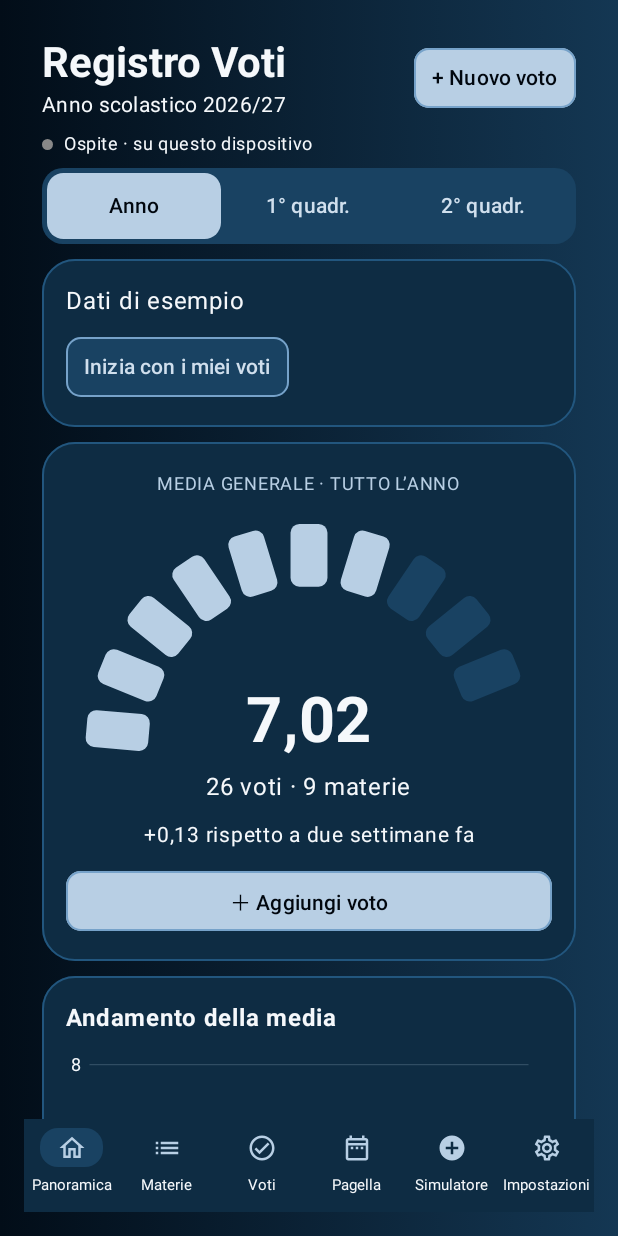
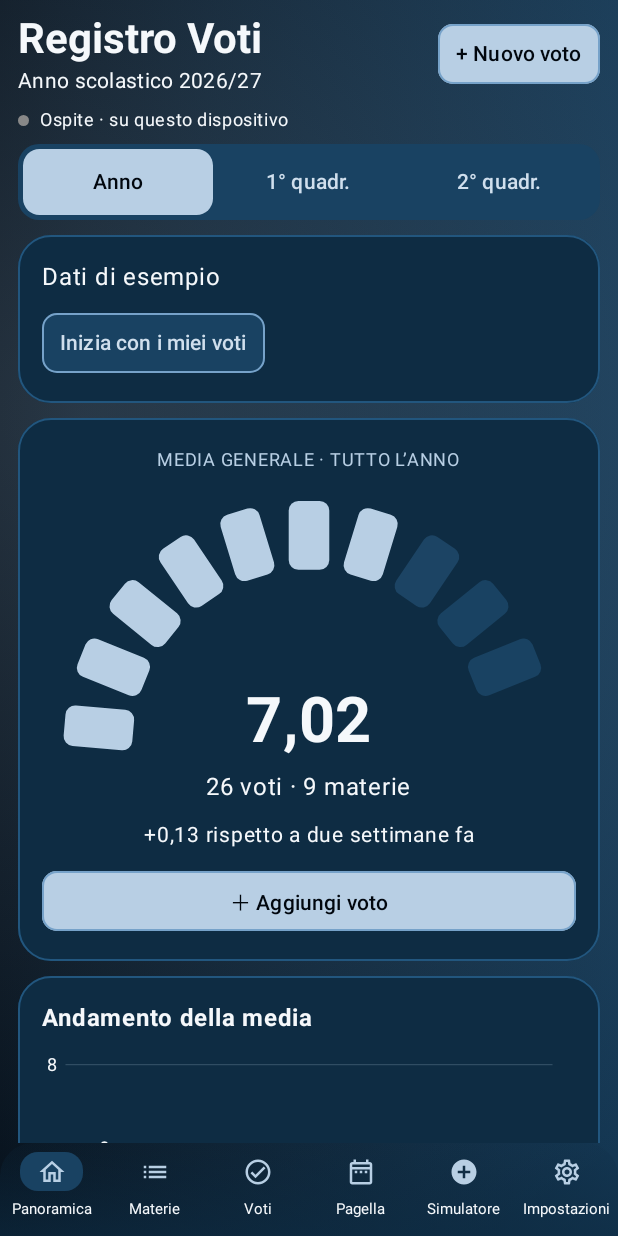
Before and after one commit to silviu-x/registro-voti-android, an Android app built with Jetpack Compose: the screen it shows after launch (MainActivity), after a tap on "Continua come ospite", on a phone screen of 412 x 824 dp. Run offline under Robolectric (Android 15) with nearby library versions, the phone set to English and light mode, and no system bars; our stand-ins replace Firebase (no records; nobody signed in at launch, a user with empty details on screens opened directly); 3 other taps on this screen came first.

Commit message:
Aggiorna Registro Voti Android alla v2.2.1

```diff
--- a/app/build.gradle.kts
+++ b/app/build.gradle.kts
@@ -15,8 +15,8 @@ android {
         applicationId = "it.registrovoti.mobile"
         minSdk = 26
         targetSdk = 35
-        versionCode = 15
-        versionName = "2.1.6"
+        versionCode = 18
+        versionName = "2.2.1"
     }
     buildFeatures {
         compose = true
--- a/app/src/main/java/it/registrovoti/mobile/Account.kt
+++ b/app/src/main/java/it/registrovoti/mobile/Account.kt
@@ -16,30 +16,6 @@ import com.google.firebase.auth.*
 import com.google.firebase.firestore.FirebaseFirestore
 import com.google.android.libraries.identity.googleid.*
 import kotlinx.coroutines.launch
-
-@Composable
-fun EmailLogin(auth:FirebaseAuth,report:(String)->Unit) {
-    var opened by remember {mutableStateOf(false)}
-    var email by remember {mutableStateOf("")}
-    var password by remember {mutableStateOf("")}
-    var busy by remember {mutableStateOf(false)}
-    TextButton(onClick={opened=!opened}){Text("Email e password")}
-    if(opened) {
-        OutlinedTextField(email,{email=it},shape=RoundedCornerShape(16.dp),label={Text("Email")},singleLine=true)
-        OutlinedTextField(password,{password=it},shape=RoundedCornerShape(16.dp),label={Text("Password")},singleLine=true,visualTransformation=PasswordVisualTransformation())
-        listOf("Accedi","Registrati","Recupera password").forEach{label->
-            TextButton(enabled=!busy && email.isNotBlank() && (password.isNotEmpty() || label=="Recupera password"),onClick={
-                busy=true
-                val task=when(label){
-                    "Accedi" -> auth.signInWithEmailAndPassword(email.trim(),password)
-                    "Registrati" -> auth.createUserWithEmailAndPassword(email.trim(),password)
-                    else -> auth.sendPasswordResetEmail(email.trim())
-                }
-                task.addOnCompleteListener {busy=false;report(it.exception?.localizedMessage ?: if(label=="Recupera password") "Controlla la tua casella email" else "")}
-            }){Text(label)}
-        }
-    }
-}
 
 @Composable
 fun AccountControls(uid:String?,logout:()->Unit,report:(String)->Unit) {
--- /dev/null
+++ b/app/src/main/java/it/registrovoti/mobile/Login.kt
@@ -0,0 +1,121 @@
+package it.registrovoti.mobile
+
+import androidx.compose.animation.core.*
+import androidx.compose.foundation.*
+import androidx.compose.foundation.layout.*
+import androidx.compose.foundation.shape.RoundedCornerShape
+import androidx.compose.foundation.text.KeyboardOptions
+import androidx.compose.material3.*
+import androidx.compose.runtime.*
+import androidx.compose.runtime.saveable.rememberSaveable
+import androidx.compose.ui.Alignment
+import androidx.compose.ui.Modifier
+import androidx.compose.ui.composed
+import androidx.compose.ui.draw.drawBehind
+import androidx.compose.ui.geometry.Offset
+import androidx.compose.ui.graphics.Brush
+import androidx.compose.ui.graphics.Color
+import androidx.compose.ui.graphics.Path
+import androidx.compose.ui.graphics.lerp
+import androidx.compose.ui.res.painterResource
+import androidx.compose.ui.text.font.FontWeight
+import androidx.compose.ui.text.input.KeyboardType
+import androidx.compose.ui.text.input.PasswordVisualTransformation
+import androidx.compose.ui.unit.dp
+import com.google.firebase.auth.FirebaseAuth
+
+internal fun Modifier.livingBackground(): Modifier = composed {
+    val palette = LocalGradient.current
+    val accent = MaterialTheme.colorScheme.primary
+    val motion = rememberInfiniteTransition(label = "Sfondo")
+    val phase = motion.animateFloat(0f, 1f, infiniteRepeatable(
+        tween(16000, easing = SmoothMotion), RepeatMode.Reverse), label = "Luce")
+    background(Brush.horizontalGradient(palette)).drawBehind {
+        val t = phase.value
+        val radius = size.maxDimension * 0.74f
+        val center = Offset(size.width * (0.10f + 0.8f * t), size.height * (0.32f + 0.42f * t))
+        drawCircle(Brush.radialGradient(listOf(accent.copy(alpha = 0.20f), Color.Transparent),
+            center = center, radius = radius), radius, center = center)
+    }
+}
+
+@Composable
+internal fun LoginScreen(modifier: Modifier, auth: FirebaseAuth, busy: Boolean, setBusy: (Boolean) -> Unit,
+                         message: String, report: (String) -> Unit, google: () -> Unit, guest: () -> Unit) {
+    var register by rememberSaveable { mutableStateOf(false) }
+    var email by rememberSaveable { mutableStateOf("") }
+    var password by remember { mutableStateOf("") }
+    val colors = MaterialTheme.colorScheme
+    val paper = Brush.horizontalGradient(listOf(colors.primary, lerp(colors.primary, colors.surface, 0.12f)))
+    val ink = colors.onPrimary
+    Column(modifier.verticalScroll(rememberScrollState()), horizontalAlignment = Alignment.CenterHorizontally) {
+        Column(Modifier.fillMaxWidth().drawBehind {
+            val w = size.width
+            val h = size.height
+            val wave = Path().apply {
+                moveTo(0f, 0f)
+                lineTo(w, 0f)
+                lineTo(w, h * 0.66f)
+                cubicTo(w * 0.82f, h * 1.03f, w * 0.69f, h * 0.79f, w * 0.52f, h * 0.91f)
+                cubicTo(w * 0.25f, h * 1.10f, w * 0.19f, h * 0.86f, 0f, h * 0.86f)
+                close()
+            }
+            drawPath(wave, paper)
+        }.padding(horizontal = 24.dp, vertical = 14.dp)) {
+            Row(verticalAlignment = Alignment.CenterVertically) {
+                Image(painterResource(R.drawable.registro_mark), null, Modifier.size(32.dp))
+                Spacer(Modifier.width(8.dp))
+                Text("Registro Voti", Modifier.weight(1f), color = ink, fontWeight = FontWeight.Bold)
+                TextButton(modifier = Modifier.pressMotion(!busy), enabled = !busy, onClick = { register = !register; report("") }) {
+                    Text(if (register) "Accedi" else "Registrati", color = ink)
+                }
+            }
+            Spacer(Modifier.height(16.dp))
+            Text(if (register) "Crea account" else "Accedi", Modifier.align(Alignment.CenterHorizontally),
+                color = ink, style = MaterialTheme.typography.displaySmall, fontWeight = FontWeight.Bold)
+            Spacer(Modifier.height(44.dp))
+        }
+        Column(Modifier.widthIn(max = 460.dp).fillMaxWidth().padding(horizontal = 24.dp, vertical = 14.dp),
+            verticalArrangement = Arrangement.spacedBy(10.dp), horizontalAlignment = Alignment.CenterHorizontally) {
+            val fieldColors = OutlinedTextFieldDefaults.colors(
+                focusedContainerColor = colors.surface, unfocusedContainerColor = colors.surface,
+                unfocusedBorderColor = Color.Transparent)
+            OutlinedTextField(email, { email = it }, Modifier.fillMaxWidth(), enabled = !busy,
+                singleLine = true, shape = RoundedCornerShape(24.dp), colors = fieldColors, label = { Text("Email") },
+                keyboardOptions = KeyboardOptions(keyboardType = KeyboardType.Email))
+            OutlinedTextField(password, { password = it }, Modifier.fillMaxWidth(), enabled = !busy,
+                singleLine = true, shape = RoundedCornerShape(24.dp), colors = fieldColors, label = { Text("Password") },
+                visualTransformation = PasswordVisualTransformation(), keyboardOptions = KeyboardOptions(keyboardType = KeyboardType.Password))
+            fun finish(error: Exception?, success: String = "") {
+                setBusy(false)
+                report(error?.localizedMessage ?: success)
+            }
+            if (!register) TextButton(modifier = Modifier.align(Alignment.End).pressMotion(!busy && email.isNotBlank()), enabled = !busy && email.isNotBlank(),
+                onClick = {
+                    setBusy(true)
+                    auth.sendPasswordResetEmail(email.trim()).addOnCompleteListener {
+                        finish(it.exception, "Controlla la tua casella email")
+                    }
+                }) { Text("Recupera password") }
+            OutlinedButton(modifier = Modifier.fillMaxWidth().heightIn(min = 50.dp).pressMotion(!busy && email.isNotBlank() && password.isNotEmpty()),
+                border = BorderStroke(1.5.dp, Brush.horizontalGradient(listOf(colors.primary, colors.outline))),
+                enabled = !busy && email.isNotBlank() && password.isNotEmpty(), onClick = {
+                    setBusy(true)
+                    report("")
+                    val task = if (register) auth.createUserWithEmailAndPassword(email.trim(), password)
+                               else auth.signInWithEmailAndPassword(email.trim(), password)
+                    task.addOnCompleteListener { finish(it.exception) }
+                }) { Text(if (register) "Crea account" else "Accedi") }
+            if (message.isNotBlank()) Text(message, color = colors.onBackground)
+            Row(verticalAlignment = Alignment.CenterVertically, horizontalArrangement = Arrangement.spacedBy(12.dp)) {
+                HorizontalDivider(Modifier.weight(1f))
+                Text("oppure", style = MaterialTheme.typography.labelMedium, color = colors.onBackground)
+                HorizontalDivider(Modifier.weight(1f))
+            }
+            FilledTonalButton(onClick = google, enabled = !busy, modifier = Modifier.fillMaxWidth().heightIn(min = 48.dp).pressMotion(!busy)) {
+                Text("Continua con Google")
+            }
+            TextButton(modifier = Modifier.pressMotion(!busy), onClick = guest, enabled = !busy) { Text("Continua come ospite") }
+        }
+    }
+}
--- a/app/src/main/java/it/registrovoti/mobile/MainActivity.kt
+++ b/app/src/main/java/it/registrovoti/mobile/MainActivity.kt
@@ -1,6 +1,7 @@
 package it.registrovoti.mobile
 
-import androidx.compose.animation.AnimatedVisibility
+import androidx.compose.animation.*
+import androidx.compose.animation.core.*
 import androidx.compose.foundation.verticalScroll
 import androidx.compose.foundation.rememberScrollState
 import androidx.compose.foundation.background
@@ -37,6 +38,7 @@ import androidx.compose.foundation.lazy.LazyColumn
 import androidx.compose.foundation.lazy.items
 import androidx.compose.material3.*
 import androidx.compose.runtime.*
+import androidx.compose.ui.draw.clip
 import androidx.compose.ui.Modifier
 import androidx.compose.ui.unit.dp
 import androidx.credentials.*
@@ -70,12 +72,14 @@ class MainActivity : ComponentActivity() {
             auth.addAuthStateListener(listener)
             onDispose { auth.removeAuthStateListener(listener) }
         }
-        Column(Modifier.fillMaxSize().background(Brush.horizontalGradient(LocalGradient.current)).safeDrawingPadding().imePadding().padding(if(user==null) 16.dp else 0.dp), verticalArrangement = Arrangement.spacedBy(8.dp)) {
-            if (user == null && !guest) Text("Registro Voti", style = MaterialTheme.typography.headlineLarge)
-            val account = user
-            if (account == null && !guest) {
-                Text("Accedi con lo stesso account Google che usi sul sito.")
-                Button(enabled = !busy, onClick = {
+        val account = user
+        val screen = Modifier.fillMaxSize()
+            .livingBackground()
+            .safeDrawingPadding()
+            .imePadding()
+        if (account == null && !guest) {
+            EnterScreen { LoginScreen(screen, auth, busy, { busy = it }, message, { message = it },
+                guest = { guest = true }, google = {
                     busy = true
                     message = ""
                     scope.launch {
@@ -93,12 +97,10 @@ class MainActivity : ComponentActivity() {
                             message = e.localizedMessage ?: "Accesso interrotto"
                         }
                     }
-                }) { Text("Accedi con Google") }
-                EmailLogin(auth){message=it}
-                TextButton(onClick={guest=true}) {Text("Continua come ospite")}
-                Text(message)
-            } else key(account?.uid) {
-                Register(account?.uid) { guest=false; auth.signOut() }
+                }) }
+        } else Box(screen) {
+            key(account?.uid) {
+                EnterScreen { Register(account?.uid) { guest=false; auth.signOut() } }
             }
         }
     }
@@ -158,6 +160,8 @@ private fun Register(uid: String?, logout: () -> Unit) {
             true
         }.addOnSuccessListener{done(null)}.addOnFailureListener{done(it.localizedMessage ?: "Salvataggio fallito")}
     }
+    val savedNotice = remember { SnackbarHostState() }
+    val noticeScope = rememberCoroutineScope()
     var selected by remember { mutableStateOf<Map<*,*>?>(null) }
     var removing by remember { mutableStateOf<Map<*,*>?>(null) }
     var subjectFilter by rememberSaveable { mutableStateOf("Tutte") }
@@ -186,7 +190,9 @@ private fun Register(uid: String?, logout: () -> Unit) {
     var tab by rememberSaveable { mutableStateOf("Panoramica") }
     androidx.activity.compose.BackHandler(enabled=tab!="Panoramica" && !editing){tab="Panoramica"}
     Column(Modifier.fillMaxSize()) {
-        androidx.compose.animation.Crossfade(targetState=tab,modifier=Modifier.weight(1f),label="Sezione") { visibleTab ->
+        Box(Modifier.weight(1f).fillMaxWidth()) {
+        AnimatedContent(targetState = tab, modifier = Modifier.fillMaxSize(), label = "Sezione",
+            transitionSpec = { (fadeIn(tween(270, easing = SmoothMotion)) + slideInHorizontally(tween(320, easing = SmoothMotion)) { it / 19 }) togetherWith fadeOut(tween(190, easing = SmoothMotion)) }) { visibleTab ->
             LazyColumn(Modifier.fillMaxSize(),verticalArrangement=Arrangement.spacedBy(10.dp),contentPadding=PaddingValues(horizontal=12.dp,vertical=8.dp)) {
                 if (status.isNotBlank()) item { Text(status) }
                 item {
@@ -212,7 +218,7 @@ private fun Register(uid: String?, logout: () -> Unit) {
                                 listOf("Anno","1° quadr.","2° quadr.").forEach { label ->
                                     val active = period == label
                                     Box(Modifier.weight(1f).background(if (active) MaterialTheme.colorScheme.primary else Color.Transparent, RoundedCornerShape(11.dp))
-                                        .selectable(selected = active, onClick = { period = label }).heightIn(min = 44.dp), contentAlignment = Alignment.Center) {
+                                        .pressMotion().selectable(selected = active, onClick = { period = label }).heightIn(min = 44.dp), contentAlignment = Alignment.Center) {
                                         Text(label, style = MaterialTheme.typography.labelLarge,
                                             color = if (active) MaterialTheme.colorScheme.onPrimary else MaterialTheme.colorScheme.onSurfaceVariant)
                                     }
@@ -376,14 +382,22 @@ private fun Register(uid: String?, logout: () -> Unit) {
                 }
             }
         }
+        SnackbarHost(savedNotice, Modifier.align(Alignment.BottomCenter))
+        }
         val destinations = listOf("Panoramica" to Icons.Outlined.Home, "Materie" to Icons.AutoMirrored.Outlined.List,
             "Voti" to Icons.Outlined.CheckCircle, "Pagella" to Icons.Outlined.DateRange,
             "Simulatore" to Icons.Outlined.AddCircle, "Impostazioni" to Icons.Outlined.Settings)
         val minimumTabWidth = 62.dp * LocalDensity.current.fontScale
-        LazyRow(Modifier.fillMaxWidth().background(MaterialTheme.colorScheme.surface).padding(vertical = 4.dp)) {
+        val barSurface = MaterialTheme.colorScheme.surface
+        LazyRow(
+            modifier = Modifier.fillMaxWidth()
+                .clip(RoundedCornerShape(topStart = 22.dp, topEnd = 22.dp))
+                .background(Brush.verticalGradient(listOf(barSurface.copy(alpha = 0.12f), barSurface.copy(alpha = 0.65f))))
+                .padding(vertical = 4.dp)
+        ) {
             items(destinations) { (name, icon) ->
                 val selected = name == tab
-                Column(Modifier.widthIn(min = minimumTabWidth).fillParentMaxWidth(1f / destinations.size).selectable(selected = selected, onClick = { tab = name }).heightIn(min = 54.dp),
+                Column(Modifier.widthIn(min = minimumTabWidth).fillParentMaxWidth(1f / destinations.size).pressMotion().selectable(selected = selected, onClick = { tab = name }).heightIn(min = 54.dp),
                     horizontalAlignment = Alignment.CenterHorizontally, verticalArrangement = Arrangement.Center) {
                     Box(Modifier.size(42.dp, 26.dp).background(if (selected) MaterialTheme.colorScheme.surfaceVariant else Color.Transparent,
                         RoundedCornerShape(12.dp)), contentAlignment = Alignment.Center) {
@@ -402,15 +416,23 @@ private fun Register(uid: String?, logout: () -> Unit) {
             Surface(shape=RoundedCornerShape(20.dp)) {
                 Column(Modifier.verticalScroll(rememberScrollState()).padding(16.dp)) {
                     Text(if(selected==null) "Nuovo voto" else "Modifica voto",style=MaterialTheme.typography.titleLarge)
-                    if(status.isNotEmpty()) Text(status)
+                    AnimatedVisibility(status.isNotEmpty()) { Text(status) }
                     if(selected==null) Row(verticalAlignment=Alignment.CenterVertically){Checkbox(checked=another,onCheckedChange={another=it});Text("Inserisci un altro voto dopo il salvataggio")}
-                    key(formKey){ GradeForm(subjects(data),selected,onCancel={editing=false},onSave={name,score,date,type,note,done ->
+                    key(formKey){ EnterScreen { GradeForm(subjects(data),selected,onCancel={editing=false},onSave={name,score,date,type,note,done ->
                         saving=true; status=""
                         commit(changeGrade(selected,name,score,date,type,note)){ error ->
                             saving=false;done()
-                            if(error==null){editing=another;formKey++;status="Voto salvato"} else status=error
+                            if (error == null) {
+                                editing = another
+                                formKey++
+                                if (another) status = "Voto salvato"
+                                else noticeScope.launch {
+                                    savedNotice.currentSnackbarData?.dismiss()
+                                    savedNotice.showSnackbar("Voto salvato")
+                                }
+                            } else status = error
                         }
-                    }) }
+                    }) } }
                 }
             }
         }
@@ -433,19 +455,19 @@ private fun GradeForm(names: List<String>, initial:Map<*,*>?, onCancel: ()->Unit
         OutlinedTextField(raw,{raw=it},shape=RoundedCornerShape(16.dp),label={Text("Voto, es. 7+ o 6/7")},singleLine=true)
         OutlinedTextField(date,{date=it},shape=RoundedCornerShape(16.dp),label={Text("Data AAAA-MM-GG")},singleLine=true)
         Row(horizontalArrangement=Arrangement.spacedBy(2.dp)){listOf("−","+","½").forEach{suffix->
-            TextButton(onClick={val n=raw.takeWhile(Char::isDigit);if(n.isNotEmpty()) raw=if(raw==n+suffix)n else n+suffix}){Text(suffix)}
+            TextButton(modifier=Modifier.pressMotion(),onClick={val n=raw.takeWhile(Char::isDigit);if(n.isNotEmpty()) raw=if(raw==n+suffix)n else n+suffix}){Text(suffix)}
         }}
         Choice(type,types) { type=it }
         OutlinedTextField(note,{note=it},shape=RoundedCornerShape(16.dp),label={Text("Nota")})
         if (error.isNotBlank()) Text(error)
         Row {
-            Button(enabled=!busy,onClick={
+            Button(modifier=Modifier.pressMotion(!busy),enabled=!busy,onClick={
                 val score=parseGrade(raw)
                 val day=runCatching { LocalDate.parse(date) }.getOrNull()
                 if (name.isBlank() || score==null || day==null) error="Controlla materia, voto (2–10) e data."
                 else { error=""; busy=true; onSave(name.trim(),score,day,type,note) { busy=false } }
             }) { Text(if (busy) "Salvataggio…" else "Salva voto") }
-            TextButton(enabled=!busy,onClick=onCancel) { Text("Annulla") }
+            TextButton(modifier=Modifier.pressMotion(!busy),enabled=!busy,onClick=onCancel) { Text("Annulla") }
         }
     }
 }
@@ -466,7 +488,7 @@ internal fun Choice(label: String, options: List<String>, select: (String)->Unit
 
 @Composable
 private fun BlueButton(label:String, action:()->Unit, modifier:Modifier=Modifier, active:Boolean=false) {
-    Button(onClick=action,modifier=modifier,shape=RoundedCornerShape(10.dp),
+    Button(onClick=action,modifier=modifier.pressMotion(),shape=RoundedCornerShape(10.dp),
         border=BorderStroke(1.dp,MaterialTheme.colorScheme.outline),
         colors=ButtonDefaults.buttonColors(containerColor=if(active) MaterialTheme.colorScheme.primary else MaterialTheme.colorScheme.surfaceVariant,contentColor=if(active) MaterialTheme.colorScheme.onPrimary else MaterialTheme.colorScheme.onSurfaceVariant),
         contentPadding=PaddingValues(horizontal=12.dp,vertical=8.dp)) { Text(label) }
@@ -481,6 +503,8 @@ internal fun BluePanel(centered:Boolean=false, content:@Composable ColumnScope.(
 
 @Composable
 private fun Gauge(score:Double) {
+    val target = if (score.isFinite()) score.toFloat() else 0f
+    val shown by animateFloatAsState(target, tween(620, easing = SmoothMotion), label = "Media generale")
     val colors = MaterialTheme.colorScheme
     Box(Modifier.fillMaxWidth().aspectRatio(2f),contentAlignment=Alignment.BottomCenter) {
         Canvas(Modifier.fillMaxSize()) {
@@ -493,11 +517,12 @@ private fun Gauge(score:Double) {
                 val w=size.width*.129f
                 val h=size.width*.076f
                 rotate(angle,center) {
-                    drawRoundRect(if(score.isFinite() && index<score.roundToInt()) colors.primary else colors.surfaceVariant,
+                    val fill = (shown - index).coerceIn(0f, 1f)
+                    drawRoundRect(androidx.compose.ui.graphics.lerp(colors.surfaceVariant, colors.primary, fill),
                         Offset(center.x-w/2,center.y-h/2),Size(w,h),CornerRadius(h*.24f))
                 }
             }
         }
-        Text(display(score),fontSize=42.sp,fontWeight=FontWeight.Bold,lineHeight=46.sp)
+        Text(display(if (score.isFinite() && shown != target) shown.toDouble() else score),fontSize=42.sp,fontWeight=FontWeight.Bold,lineHeight=46.sp)
     }
 }
--- /dev/null
+++ b/app/src/main/java/it/registrovoti/mobile/Motion.kt
@@ -0,0 +1,39 @@
+package it.registrovoti.mobile
+
+import androidx.compose.animation.*
+import androidx.compose.animation.core.*
+import androidx.compose.foundation.gestures.awaitEachGesture
+import androidx.compose.foundation.gestures.awaitFirstDown
+import androidx.compose.foundation.gestures.waitForUpOrCancellation
+import androidx.compose.runtime.*
+import androidx.compose.ui.Modifier
+import androidx.compose.ui.composed
+import androidx.compose.ui.graphics.graphicsLayer
+import androidx.compose.ui.input.pointer.PointerEventPass
+import androidx.compose.ui.input.pointer.pointerInput
+
+internal val SmoothMotion = CubicBezierEasing(0.42f, 0f, 0.32f, 1f)
+
+internal fun Modifier.pressMotion(enabled: Boolean = true): Modifier = if (!enabled) this else composed {
+    var pressed by remember { mutableStateOf(false) }
+    val scale = animateFloatAsState(if (pressed) 0.97f else 1f,
+        spring(dampingRatio = 0.94f, stiffness = if (pressed) 780f else 430f), label = "Pressione")
+    pointerInput(Unit) {
+        awaitEachGesture {
+            awaitFirstDown(requireUnconsumed = false, pass = PointerEventPass.Initial)
+            pressed = true
+            try {
+                waitForUpOrCancellation(pass = PointerEventPass.Initial)
+            } finally {
+                pressed = false
+            }
+        }
+    }.graphicsLayer { scaleX = scale.value; scaleY = scale.value }
+}
+
+@Composable
+internal fun EnterScreen(content: @Composable () -> Unit) {
+    val visible = remember { MutableTransitionState(false).apply { targetState = true } }
+    AnimatedVisibility(visibleState = visible, enter = fadeIn(tween(270, easing = SmoothMotion)) +
+        slideInVertically(tween(320, easing = SmoothMotion)) { it / 36 }) { content() }
+}
--- a/app/src/main/java/it/registrovoti/mobile/RegisterRows.kt
+++ b/app/src/main/java/it/registrovoti/mobile/RegisterRows.kt
@@ -1,5 +1,6 @@
 package it.registrovoti.mobile
 
+import androidx.compose.animation.Crossfade
 import androidx.compose.foundation.border
 import androidx.compose.foundation.BorderStroke
 import androidx.compose.ui.draw.clip
@@ -28,7 +29,9 @@ internal fun SubjectLine(name: String, average: String, caption: String, open: (
             Text(name, fontWeight = FontWeight.SemiBold)
             if (caption.isNotEmpty()) Text(caption, style = MaterialTheme.typography.bodySmall)
         }
-        Text(average, style = MaterialTheme.typography.titleLarge, color = MaterialTheme.colorScheme.primary)
+        Crossfade(average, animationSpec = androidx.compose.animation.core.tween(280, easing = SmoothMotion), label = "Media materia") { value ->
+            Text(value, style = MaterialTheme.typography.titleLarge, color = MaterialTheme.colorScheme.primary)
+        }
     }
 }
 
@@ -74,7 +77,7 @@ internal fun ValueLine(label: String, value: String) {
 private fun registerRowModifier(onClick: () -> Unit): Modifier {
     val colors = MaterialTheme.colorScheme
     val shape = RoundedCornerShape(12.dp)
-    return Modifier.fillMaxWidth().clip(shape)
+    return Modifier.fillMaxWidth().pressMotion().clip(shape)
         .background(colors.surfaceVariant.copy(alpha = 0.55f))
         .border(1.dp, colors.primary.copy(alpha = 0.52f), shape)
         .clickable(role = Role.Button, onClick = onClick)
@@ -92,7 +95,7 @@ internal fun RegisterAction(
     OutlinedButton(
         onClick = onClick,
         enabled = enabled,
-        modifier = Modifier.fillMaxWidth().heightIn(min = 48.dp),
+        modifier = Modifier.fillMaxWidth().heightIn(min = 48.dp).pressMotion(enabled),
         shape = RoundedCornerShape(12.dp),
         border = BorderStroke(1.dp, accent.copy(alpha = if (enabled) 0.65f else 0.28f)),
         colors = ButtonDefaults.outlinedButtonColors(
```
